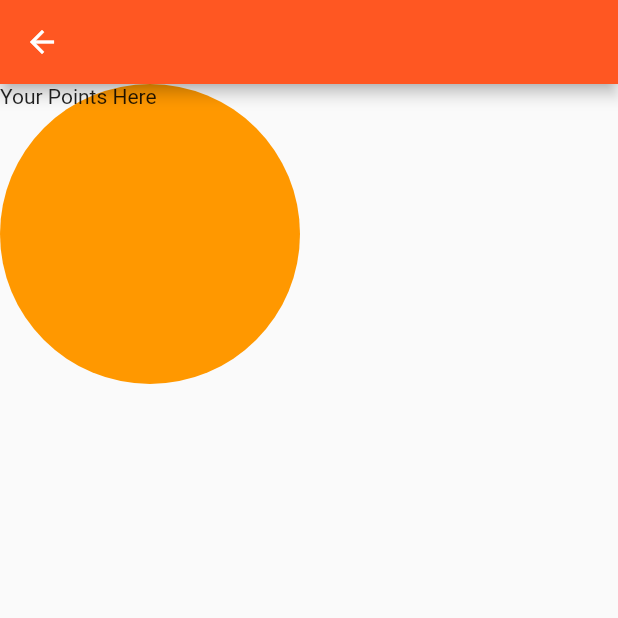
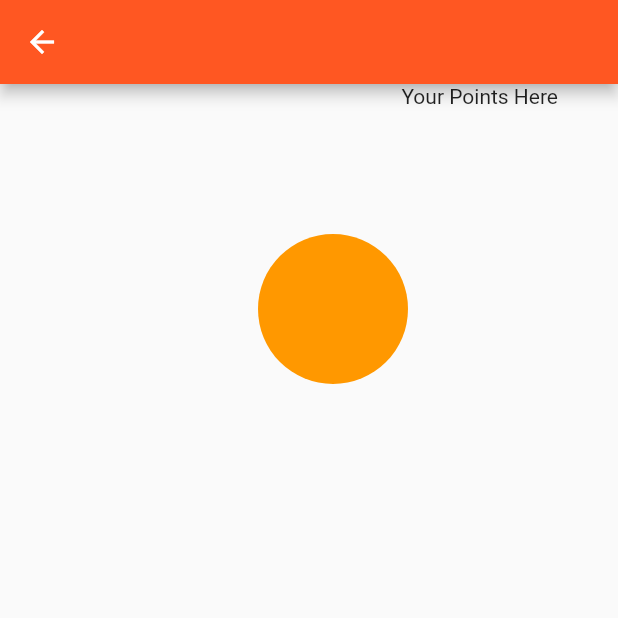
Before and after one commit to RoNIN961/SDP-Project, a Flutter app: the CheckPointsPage screen opened directly, on a phone screen of 412 x 824 dp, the top half of it. Run offline on Flutter 3.47's test engine with Material 2 defaults, Android fonts, the phone set to English and light mode, and no system bars.

Commit message:
Update check_points.dart

```diff
--- a/lib/check_points.dart
+++ b/lib/check_points.dart
@@ -15,15 +15,18 @@ class CheckPointsPage extends StatelessWidget {
         ),
         body: Stack(children: <Widget>[
           Container(
-            height: 400,
+            height: 500,
           ),
-          Container(
-            height: 200,
-            width: 200,
-            decoration:
-                BoxDecoration(color: Colors.orange, shape: BoxShape.circle),
-          ),
-          Container(child: Text('Your Points Here'))
+          Positioned(
+              right: 40,
+              child: Container(
+                height: 100,
+                width: 100,
+                margin: EdgeInsets.all(100.0),
+                decoration:
+                    BoxDecoration(color: Colors.orange, shape: BoxShape.circle),
+              )),
+          Positioned(right: 40, child: Text('Your Points Here'))
         ]));
   }
 }
```
